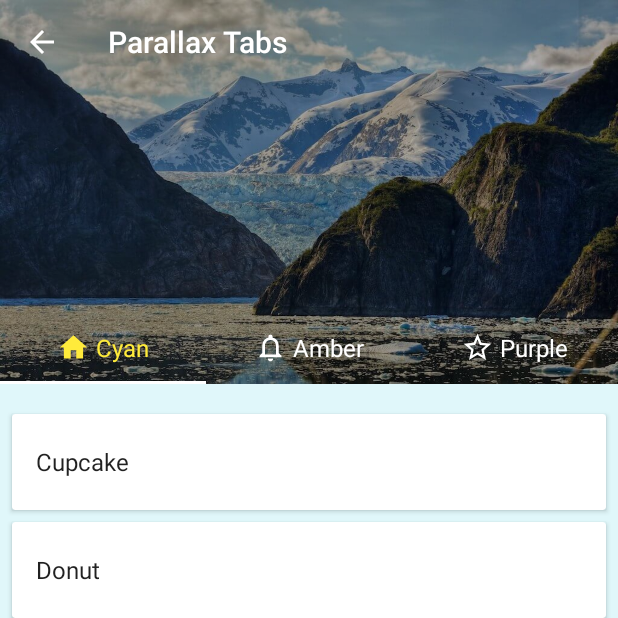
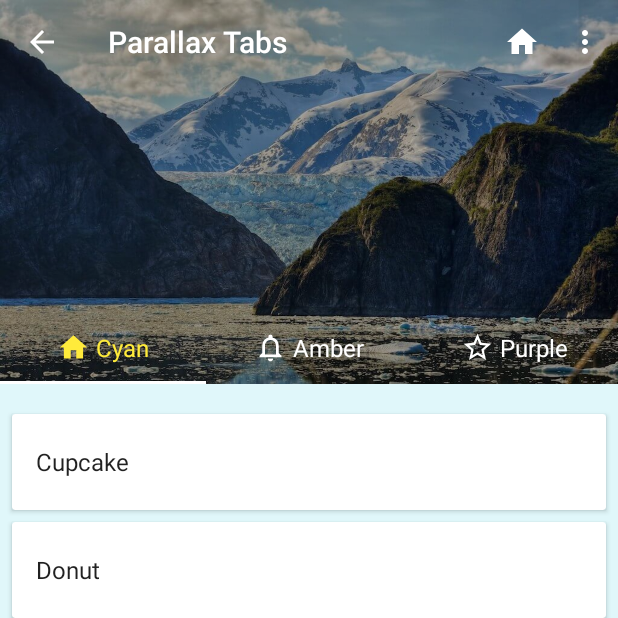
Before and after one commit to ArtemisSoftware/Android-UI, an Android app: the ParallaxTabsActivity screen opened directly, with no data from a screen before it, on a phone screen of 412 x 824 dp, the top half of it. Run offline under Robolectric (Android 15) with nearby library versions, the phone set to English and light mode, and no system bars; libraries missing offline, so code that uses them is left out: androidx.palette.graphics; 1 statement that could not run was skipped.

Commit message:
Menu layout menu_parallax

```diff
--- a/app/src/main/java/com/ArtemisSoftware/androidui/coollayouts/ParallaxTabsActivity.java
+++ b/app/src/main/java/com/ArtemisSoftware/androidui/coollayouts/ParallaxTabsActivity.java
@@ -9,6 +9,8 @@ import androidx.viewpager.widget.ViewPager;
 import android.graphics.Bitmap;
 import android.graphics.BitmapFactory;
 import android.os.Bundle;
+import android.view.Menu;
+import android.view.MenuItem;
 import android.widget.Toast;
 
 import com.ArtemisSoftware.androidui.R;
@@ -160,18 +162,18 @@ public class ParallaxTabsActivity extends AppCompatActivity implements TabLayout
 
 
 
-        /*
+
     @Override
     public boolean onCreateOptionsMenu(Menu menu) {
         // Inflate the menu; this adds items to the action bar if it is present.
-        getMenuInflater().inflate(R.menu.menu_main, menu);
+        getMenuInflater().inflate(R.menu.menu_parallax, menu);
         return true;
     }
 
     @Override
     public boolean onOptionsItemSelected(MenuItem item) {
         switch (item.getItemId()) {
-            case android.R.id.home:
+            case R.id.action_home:
                 finish();
                 return true;
             case R.id.action_settings:
@@ -182,5 +184,5 @@ public class ParallaxTabsActivity extends AppCompatActivity implements TabLayout
 
 
 
-     */
+
 }
--- /dev/null
+++ b/app/src/main/res/menu/menu_parallax.xml
@@ -0,0 +1,19 @@
+<?xml version="1.0" encoding="utf-8"?>
+<menu xmlns:android="http://schemas.android.com/apk/res/android"
+    xmlns:app="http://schemas.android.com/apk/res-auto"
+    xmlns:tools="http://schemas.android.com/tools"
+    tools:context="com.journaldev.collapsingtoolbarlayout.ScrollingActivity">
+    <item
+        android:id="@+id/action_settings"
+        android:orderInCategory="100"
+        android:title="@string/action_settings"
+        app:showAsAction="never" />
+
+    <item
+        android:id="@+id/action_home"
+        android:orderInCategory="200"
+        android:title="info"
+        app:showAsAction="ifRoom"
+        android:icon="@drawable/ic_home_24dp"/>
+
+</menu>
```
